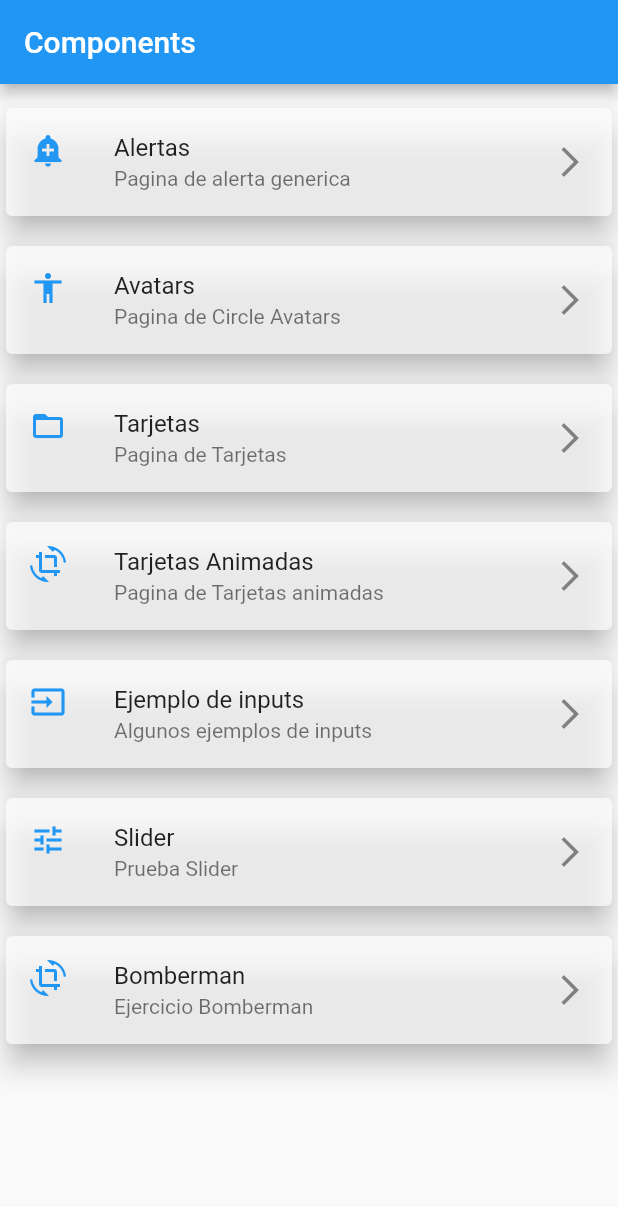
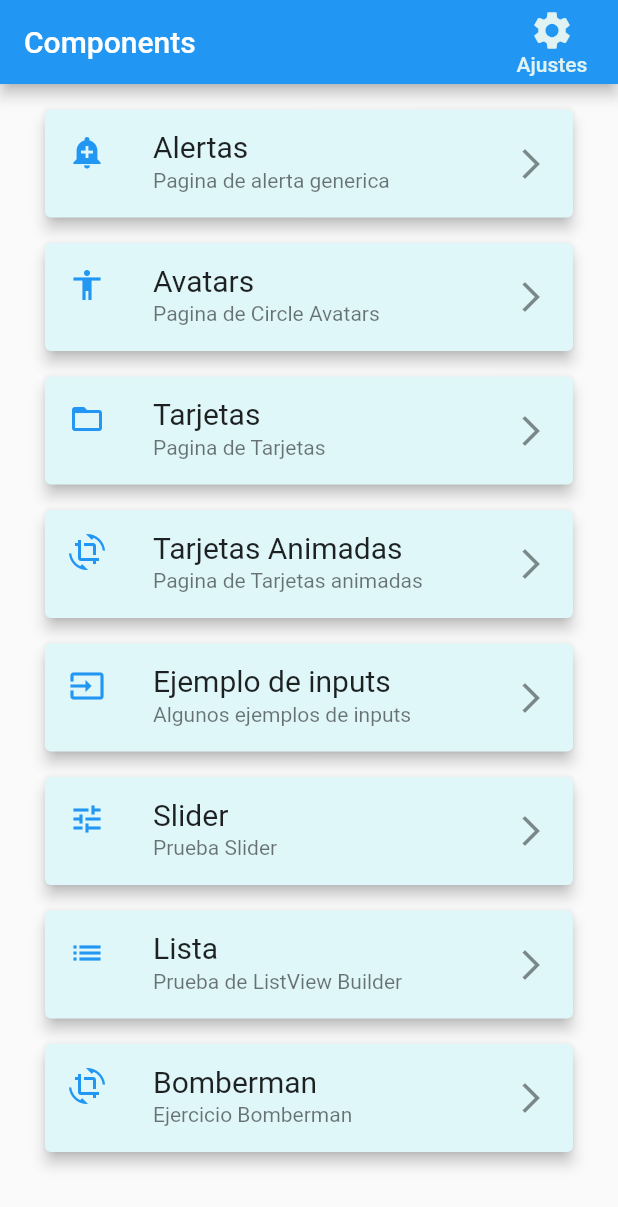
Before and after one commit to Manuel098/Pruebas-flutter, a Flutter app: the screen it shows after launch, on a phone screen of 412 x 824 dp. Shown: the top 1207 px of the screen. Run offline on Flutter 3.47's test engine with Material 2 defaults, Android fonts, the phone set to English and light mode, and no system bars.

Commit message:
Home settings

```diff
--- a/componentes/data/menu-opts.json
+++ b/componentes/data/menu-opts.json
@@ -38,6 +38,12 @@
       "description": "Prueba Slider"
     },
     {
+      "route": "list",
+      "icon": "list",
+      "text": "Lista",
+      "description": "Prueba de ListView Builder"
+    },
+    {
       "route": "bomberman",
       "icon": "card_animade",
       "text": "Bomberman",
--- a/componentes/lib/routes.dart
+++ b/componentes/lib/routes.dart
@@ -1,3 +1,4 @@
+import 'package:componentes/src/pages/listview_page.dart';
 import 'package:flutter/material.dart';
 
 import 'package:componentes/src/pages/bomberman.dart';
@@ -18,6 +19,7 @@ Map<String, WidgetBuilder> getApplicationRoutes() {
     '/targetsAnimate': (BuildContext context) => AnimatedContainerPage(),
     '/bomberman': (BuildContext context) => Bomberman(),
     '/input': (BuildContext context) => NewInput(),
+    '/list': (BuildContext context) => ListPage(),
     '/slider': (BuildContext context) => SliderPage()
   };
 }
--- a/componentes/lib/src/pages/home_page.dart
+++ b/componentes/lib/src/pages/home_page.dart
@@ -1,47 +1,93 @@
+import 'package:componentes/src/services/setingService.dart';
 import 'package:flutter/material.dart';
 
 import 'package:componentes/src/providers/menu_provider.dart';
 import 'package:componentes/src/utils/icons_string_util.dart';
 
-class Home extends StatelessWidget {
-  const Home({Key key}) : super(key: key);
+class Home extends StatefulWidget {
+  Home({Key key}) : super(key: key);
+
+  @override
+  _HomeState createState() => _HomeState();
+}
+
+class _HomeState extends State<Home> {
+  HomeSeting homeSetting = HomeSeting(titleSize: 20, fontW: FontWeight.w400);
 
   @override
   Widget build(BuildContext context) {
     return Scaffold(
-      appBar: AppBar(title: Text('Components'),),
+      appBar: AppBar(
+        title: Text('Components'),
+        actions: <Widget>[
+          MaterialButton(
+            // color: Colors.teal[50],
+            onPressed: (() {
+              setState(() {
+                homeSetting.setTitleSize = 100;
+              });
+            }),
+            child: Column(
+              mainAxisAlignment: MainAxisAlignment.center,
+              children: <Widget>[
+                Icon(
+                  Icons.settings,
+                  color: Colors.teal[50],
+                  size: 30,
+                ),
+                Text(
+                  'Ajustes',
+                  style: TextStyle(color: Colors.teal[50]),
+                )
+              ],
+            ),
+            shape: RoundedRectangleBorder(
+                borderRadius: BorderRadius.circular(100)),
+          )
+        ],
+      ),
       body: _list(),
+      backgroundColor: Colors.grey[50],
     );
   }
 
   Widget _list() {
     return FutureBuilder(
-      future: myMenuProv.cargarData(),
-      initialData: [],
-      builder: (context, AsyncSnapshot<List <dynamic>> snapshot) =>
-        ListView(children: _listItems(lista : snapshot.data, context:context),)
-    );
+        future: myMenuProv.cargarData(),
+        initialData: [],
+        builder: (context, AsyncSnapshot<List<dynamic>> snapshot) => ListView(
+              children: _listItems(lista: snapshot.data, context: context),
+            ));
   }
 
   List<Widget> _listItems({List<dynamic> lista, BuildContext context}) {
     List<Widget> menuList = List<Widget>();
 
     for (var item in lista) {
-      menuList..add(Divider(height: 12, endIndent: 1000,))..add(
-        Card(
+      menuList
+        ..add(Divider(
+          height: 12,
+          endIndent: 1000,
+        ))
+        ..add(Card(
           child: ListTile(
-            title: Text(item['text']),
+            title: Text(
+              item['text'],
+              style: TextStyle(
+                  fontSize: homeSetting.getTitleSize,
+                  fontWeight: homeSetting.getFontW),
+            ),
             subtitle: Text(item['description']),
-            onTap: (){
+            onTap: () {
               Navigator.pushNamed(context, '/${item['route']}');
             },
             leading: getIcon(item['icon']),
             trailing: Icon(Icons.arrow_forward_ios),
           ),
-          color: Colors.white70,
-          elevation: 8,
-        )
-      );
+          color: Colors.cyan[50],
+          elevation: 4,
+          margin: EdgeInsets.only(left: 30, top: 5, right: 30),
+        ));
     }
     return menuList;
   }
--- /dev/null
+++ b/componentes/lib/src/pages/listview_page.dart
@@ -0,0 +1,19 @@
+import 'package:flutter/material.dart';
+
+class ListPage extends StatefulWidget {
+  ListPage({Key key}) : super(key: key);
+
+  @override
+  _ListPageState createState() => _ListPageState();
+}
+
+class _ListPageState extends State<ListPage> {
+  @override
+  Widget build(BuildContext context) {
+    return Scaffold(
+      appBar: AppBar(
+        title: Text('Listas'),
+      ),
+    );
+  }
+}
--- a/componentes/lib/src/pages/slider_page.dart
+++ b/componentes/lib/src/pages/slider_page.dart
@@ -1,5 +1,3 @@
-import 'dart:ffi';
-
 import 'package:flutter/material.dart';
 
 class SliderPage extends StatefulWidget {
--- /dev/null
+++ b/componentes/lib/src/services/setingService.dart
@@ -0,0 +1,12 @@
+import 'package:flutter/material.dart';
+
+class HomeSeting {
+  double titleSize;
+  FontWeight fontW;
+
+  HomeSeting({@required this.titleSize, this.fontW = FontWeight.bold});
+
+  get getTitleSize => titleSize;
+  set setTitleSize(double vara) => titleSize = vara;
+  get getFontW => fontW;
+}
--- a/componentes/lib/src/utils/icons_string_util.dart
+++ b/componentes/lib/src/utils/icons_string_util.dart
@@ -5,6 +5,7 @@ final _icons = <String, IconData>{
   'accessibility': Icons.accessibility,
   'folder_open': Icons.folder_open,
   'card_animade': Icons.crop_rotate,
+  'list': Icons.list,
   'slid': Icons.tune,
   'input': Icons.input
 };
```
